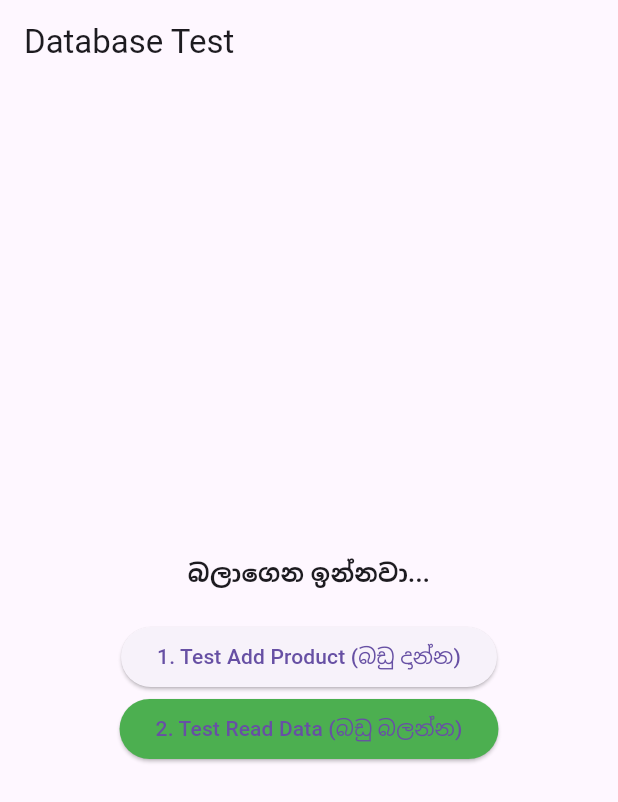
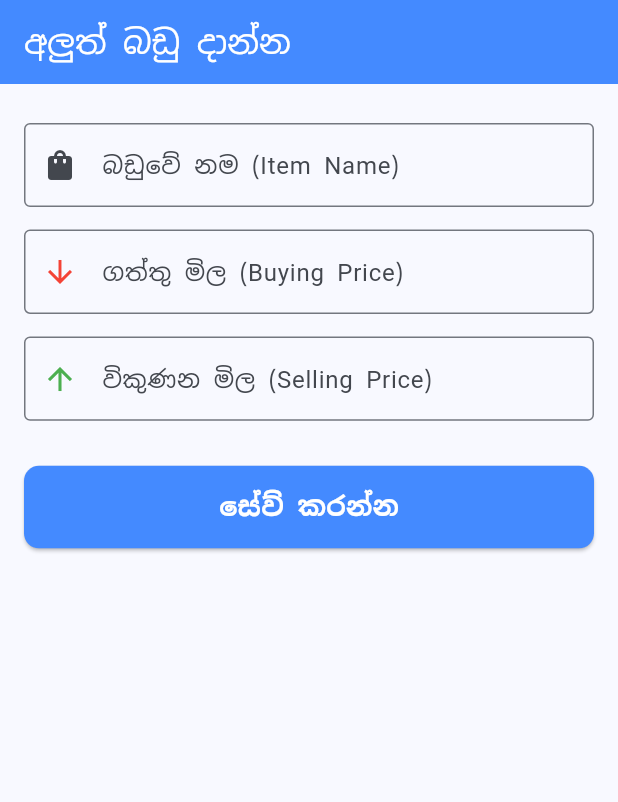
Before and after one commit to Zaincasper69/sales_buddy, a Flutter app: the screen it shows after launch, on a phone screen of 412 x 824 dp. Shown: the top 802 px of the screen. Run offline on Flutter 3.47's test engine with Material 3 defaults, Android fonts, the light colour scheme and no system bars; our stand-ins replace google_fonts, sqflite; accounts and stored records are empty.

Commit message:
Completed Add Product Screen UI

```diff
--- a/lib/main.dart
+++ b/lib/main.dart
@@ -1,75 +1,26 @@
 import 'package:flutter/material.dart';
-import 'package:sales_buddy/db/database_helper.dart';
+import 'package:google_fonts/google_fonts.dart';
+import 'screens/add_product_screen.dart';
 
 void main() {
-  runApp(const MaterialApp(home: TestDbScreen()));
+  runApp(const MyApp());
 }
 
-class TestDbScreen extends StatefulWidget {
-  const TestDbScreen({super.key});
-
-  @override
-  State<TestDbScreen> createState() => _TestDbScreenState();
-}
-
-class _TestDbScreenState extends State<TestDbScreen> {
-  String status = "බලාගෙන ඉන්නවා...";
-
-  void testAddProduct() async {
-    Map<String, dynamic> row = {
-      'name': 'Munchee Cream Cracker',
-      'buying_price': 100.0,
-      'selling_price': 120.0,
-      'stock': 50
-    };
-
-    final id = await DatabaseHelper.instance.addProduct(row);
-    setState(() {
-      status = "බඩුවක් ඇඩ් උනා! ID එක: $id";
-    });
-    print('Inserted row id: $id');
-  }
-
-  void testReadProducts() async {
-    final allRows = await DatabaseHelper.instance.getAllProducts();
-    setState(() {
-      status = "ඩේටාබේස් එකේ තියෙන බඩු:\n$allRows";
-    });
-    print('Query all rows:');
-    for (final row in allRows) {
-      print(row);
-    }
-  }
+class MyApp extends StatelessWidget {
+  const MyApp({super.key});
 
   @override
   Widget build(BuildContext context) {
-    return Scaffold(
-      appBar: AppBar(title: const Text("Database Test")),
-      body: Center(
-        child: Padding(
-          padding: const EdgeInsets.all(20.0),
-          child: Column(
-            mainAxisAlignment: MainAxisAlignment.center,
-            children: [
-              Text(
-                status,
-                textAlign: TextAlign.center,
-                style: const TextStyle(fontSize: 16, fontWeight: FontWeight.bold),
-              ),
-              const SizedBox(height: 20),
-              ElevatedButton(
-                onPressed: testAddProduct,
-                child: const Text("1. Test Add Product (බඩු දාන්න)"),
-              ),
-              ElevatedButton(
-                onPressed: testReadProducts,
-                style: ElevatedButton.styleFrom(backgroundColor: Colors.green),
-                child: const Text("2. Test Read Data (බඩු බලන්න)"),
-              ),
-            ],
-          ),
-        ),
+    return MaterialApp(
+      debugShowCheckedModeBanner: false,
+      title: 'Sales Buddy',
+      theme: ThemeData(
+        colorScheme: ColorScheme.fromSeed(seedColor: Colors.blue),
+        useMaterial3: true,
+        textTheme: GoogleFonts.notoSansSinhalaTextTheme(),
       ),
+
+      home: const AddProductScreen(),
     );
   }
 }
--- /dev/null
+++ b/lib/screens/add_product_screen.dart
@@ -0,0 +1,129 @@
+import 'package:flutter/material.dart';
+import '../db/database_helper.dart';
+
+class AddProductScreen extends StatefulWidget {
+  const AddProductScreen({super.key});
+
+  @override
+  State<AddProductScreen> createState() => _AddProductScreenState();
+}
+
+class _AddProductScreenState extends State<AddProductScreen> {
+  final TextEditingController _nameController = TextEditingController();
+  final TextEditingController _buyingPriceController = TextEditingController();
+  final TextEditingController _sellingPriceController = TextEditingController();
+
+  Future<void> _saveProduct() async {
+
+    if (_nameController.text.isEmpty ||
+        _buyingPriceController.text.isEmpty ||
+        _sellingPriceController.text.isEmpty) {
+      ScaffoldMessenger.of(context).showSnackBar(
+        const SnackBar(content: Text('කරුණාකර සියලු විස්තර පුරවන්න! ⚠️'), backgroundColor: Colors.orange),
+      );
+      return;
+    }
+
+    try {
+      final String name = _nameController.text;
+      final double buyingPrice = double.parse(_buyingPriceController.text);
+      final double sellingPrice = double.parse(_sellingPriceController.text);
+
+      Map<String, dynamic> row = {
+        'name': name,
+        'buying_price': buyingPrice,
+        'selling_price': sellingPrice,
+        'stock': 0
+      };
+
+      await DatabaseHelper.instance.addProduct(row);
+
+      _nameController.clear();
+      _buyingPriceController.clear();
+      _sellingPriceController.clear();
+
+      if (mounted) {
+        ScaffoldMessenger.of(context).showSnackBar(
+          const SnackBar(content: Text('බඩුව සාර්ථකව ඇතුලත් කරා! ✅'), backgroundColor: Colors.green),
+        );
+      }
+    } catch (e) {
+      if (mounted) {
+        ScaffoldMessenger.of(context).showSnackBar(
+          const SnackBar(content: Text('වැරදීමක් සිදුවුනා. ඉලක්කම් පමණක් භාවිතා කරන්න.'), backgroundColor: Colors.red),
+        );
+      }
+    }
+  }
+
+  @override
+  Widget build(BuildContext context) {
+    return Scaffold(
+      appBar: AppBar(
+        title: const Text("අලුත් බඩු දාන්න"),
+        backgroundColor: Colors.blueAccent,
+        foregroundColor: Colors.white,
+      ),
+      body: SingleChildScrollView(
+        child: Padding(
+          padding: const EdgeInsets.all(16.0),
+          child: Column(
+            children: [
+              const SizedBox(height: 10),
+
+              TextField(
+                controller: _nameController,
+                decoration: const InputDecoration(
+                  labelText: "බඩුවේ නම (Item Name)",
+                  border: OutlineInputBorder(),
+                  prefixIcon: Icon(Icons.shopping_bag),
+                ),
+              ),
+              const SizedBox(height: 15),
+
+              TextField(
+                controller: _buyingPriceController,
+                keyboardType: TextInputType.number,
+                decoration: const InputDecoration(
+                  labelText: "ගත්තු මිල (Buying Price)",
+                  border: OutlineInputBorder(),
+                  prefixIcon: Icon(Icons.arrow_downward, color: Colors.red),
+                  suffixText: "LKR"
+                ),
+              ),
+              const SizedBox(height: 15),
+
+              TextField(
+                controller: _sellingPriceController,
+                keyboardType: TextInputType.number,
+                decoration: const InputDecoration(
+                  labelText: "විකුණන මිල (Selling Price)",
+                  border: OutlineInputBorder(),
+                  prefixIcon: Icon(Icons.arrow_upward, color: Colors.green),
+                  suffixText: "LKR"
+                ),
+              ),
+              const SizedBox(height: 30),
+
+              SizedBox(
+                width: double.infinity,
+                height: 55,
+                child: ElevatedButton(
+                  onPressed: _saveProduct,
+                  style: ElevatedButton.styleFrom(
+                    backgroundColor: Colors.blueAccent,
+                    foregroundColor: Colors.white,
+                    shape: RoundedRectangleBorder(
+                      borderRadius: BorderRadius.circular(10),
+                    ),
+                  ),
+                  child: const Text("සේව් කරන්න", style: TextStyle(fontSize: 18, fontWeight: FontWeight.bold)),
+                ),
+              ),
+            ],
+          ),
+        ),
+      ),
+    );
+  }
+}
```
